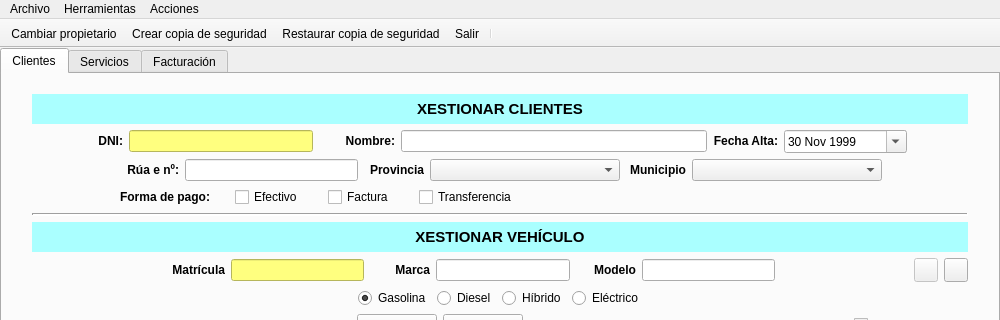
Old version of the form ui/ventMain.ui in the repository arielcostas/dam-di-costasguerrero; both pictures show x 0 to 1000 and y 0 to 320 of the 1000 by 750 pixel window.
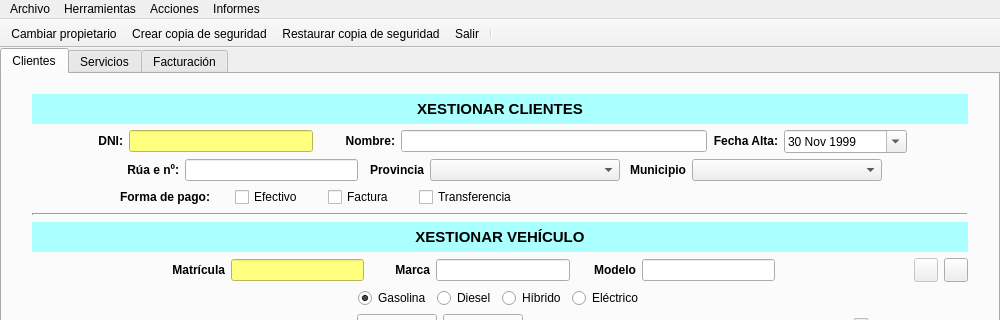
New version of the form. Icons and pictures are not drawn.

The edit to the form file:
```diff
--- a/ui/ventMain.ui
+++ b/ui/ventMain.ui
@@ -1229,9 +1229,16 @@
     <addaction name="actionCambiarPropietario"/>
     <addaction name="actionBajaCliente"/>
    </widget>
+   <widget class="QMenu" name="menuInformes">
+    <property name="title">
+     <string>Informes</string>
+    </property>
+    <addaction name="actionInformeClientes"/>
+   </widget>
    <addaction name="menuArchivo"/>
    <addaction name="menuHerramientas"/>
    <addaction name="menuAcciones"/>
+   <addaction name="menuInformes"/>
   </widget>
   <widget class="QStatusBar" name="statusbar"/>
   <widget class="QToolBar" name="toolbar">
```
Left out of the diff: 7 changed lines with no effect on the pictures.
